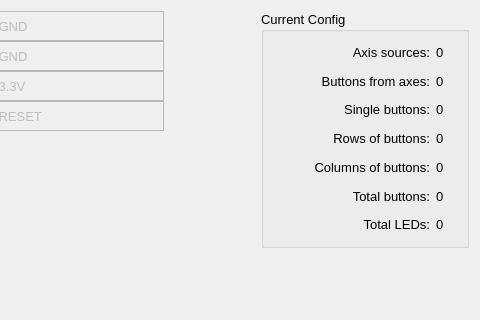
Before: the Qt Designer form widgets/pinconfig.ui in FreeJoy-Team/FreeJoyConfiguratorQt, drawn with Qt 5; both pictures show x 582 to 1062 and y 0 to 320 of the 1062 by 621 pixel window.
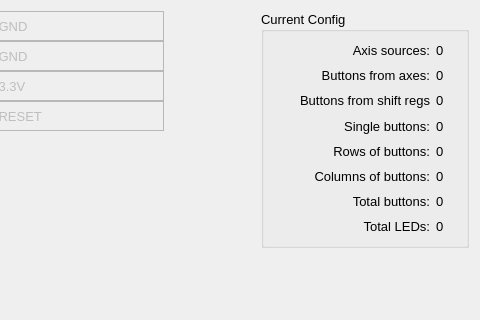
After: the same form once the commit is applied. Icons and pictures are not drawn. Custom widgets are drawn as their Qt base class.

Commit message: shift regs

The edit to the form file:
```diff
--- a/widgets/pinconfig.ui
+++ b/widgets/pinconfig.ui
@@ -1436,6 +1436,21 @@
         </property>
        </widget>
       </item>
+      <item row="7" column="0">
+       <widget class="QLabel" name="text_TotalLEDs">
+        <property name="font">
+         <font>
+          <pointsize>10</pointsize>
+         </font>
+        </property>
+        <property name="text">
+         <string>Total LEDs:</string>
+        </property>
+        <property name="alignment">
+         <set>Qt::AlignRight|Qt::AlignTrailing|Qt::AlignVCenter</set>
+        </property>
+       </widget>
+      </item>
       <item row="1" column="0">
        <widget class="QLabel" name="text_ButtonsFromAxes">
         <property name="font">
@@ -1451,8 +1466,8 @@
         </property>
        </widget>
       </item>
-      <item row="1" column="1">
-       <widget class="QLabel" name="label_ButtonFromAxes">
+      <item row="5" column="1">
+       <widget class="QLabel" name="label_ColumnsOfButtons">
         <property name="sizePolicy">
          <sizepolicy hsizetype="Preferred" vsizetype="Preferred">
           <horstretch>0</horstretch>
@@ -1469,7 +1484,43 @@
         </property>
        </widget>
       </item>
-      <item row="2" column="0">
+      <item row="7" column="1">
+       <widget class="QLabel" name="label_TotalLEDs">
+        <property name="sizePolicy">
+         <sizepolicy hsizetype="Preferred" vsizetype="Preferred">
+          <horstretch>0</horstretch>
+          <verstretch>0</verstretch>
+         </sizepolicy>
+        </property>
+        <property name="font">
+         <font>
+          <pointsize>10</pointsize>
+         </font>
+        </property>
+        <property name="text">
+         <string>0</string>
+        </property>
+       </widget>
+      </item>
+      <item row="4" column="1">
+       <widget class="QLabel" name="label_RowsOfButtons">
+        <property name="sizePolicy">
+         <sizepolicy hsizetype="Preferred" vsizetype="Preferred">
+          <horstretch>0</horstretch>
+          <verstretch>0</verstretch>
+         </sizepolicy>
+        </property>
+        <property name="font">
+         <font>
+          <pointsize>10</pointsize>
+         </font>
+        </property>
+        <property name="text">
+         <string>0</string>
+        </property>
+       </widget>
+      </item>
+      <item row="3" column="0">
        <widget class="QLabel" name="text_SingleButtons">
         <property name="font">
          <font>
@@ -1484,58 +1535,7 @@
         </property>
        </widget>
       </item>
-      <item row="2" column="1">
-       <widget class="QLabel" name="label_SingleButtons">
-        <property name="sizePolicy">
-         <sizepolicy hsizetype="Preferred" vsizetype="Preferred">
-          <horstretch>0</horstretch>
-          <verstretch>0</verstretch>
-         </sizepolicy>
-        </property>
-        <property name="font">
-         <font>
-          <pointsize>10</pointsize>
-         </font>
-        </property>
-        <property name="text">
-         <string>0</string>
-        </property>
-       </widget>
-      </item>
-      <item row="3" column="0">
-       <widget class="QLabel" name="text_RowsOfButtons">
-        <property name="font">
-         <font>
-          <pointsize>10</pointsize>
-         </font>
-        </property>
-        <property name="text">
-         <string>Rows of buttons:</string>
-        </property>
-        <property name="alignment">
-         <set>Qt::AlignRight|Qt::AlignTrailing|Qt::AlignVCenter</set>
-        </property>
-       </widget>
-      </item>
-      <item row="3" column="1">
-       <widget class="QLabel" name="label_RowsOfButtons">
-        <property name="sizePolicy">
-         <sizepolicy hsizetype="Preferred" vsizetype="Preferred">
-          <horstretch>0</horstretch>
-          <verstretch>0</verstretch>
-         </sizepolicy>
-        </property>
-        <property name="font">
-         <font>
-          <pointsize>10</pointsize>
-         </font>
-        </property>
-        <property name="text">
-         <string>0</string>
-        </property>
-       </widget>
-      </item>
-      <item row="4" column="0">
+      <item row="5" column="0">
        <widget class="QLabel" name="text_ColumnsOfButtons">
         <property name="font">
          <font>
@@ -1550,25 +1550,22 @@
         </property>
        </widget>
       </item>
-      <item row="4" column="1">
-       <widget class="QLabel" name="label_ColumnsOfButtons">
-        <property name="sizePolicy">
-         <sizepolicy hsizetype="Preferred" vsizetype="Preferred">
-          <horstretch>0</horstretch>
-          <verstretch>0</verstretch>
-         </sizepolicy>
-        </property>
+      <item row="4" column="0">
+       <widget class="QLabel" name="text_RowsOfButtons">
         <property name="font">
          <font>
           <pointsize>10</pointsize>
          </font>
         </property>
         <property name="text">
-         <string>0</string>
+         <string>Rows of buttons:</string>
+        </property>
+        <property name="alignment">
+         <set>Qt::AlignRight|Qt::AlignTrailing|Qt::AlignVCenter</set>
         </property>
        </widget>
       </item>
-      <item row="5" column="0">
+      <item row="6" column="0">
        <widget class="QLabel" name="text_TotalButtons">
         <property name="font">
          <font>
@@ -1583,8 +1580,8 @@
         </property>
        </widget>
       </item>
-      <item row="5" column="1">
-       <widget class="QLabel" name="label_TotalButtons">
+      <item row="1" column="1">
+       <widget class="QLabel" name="label_ButtonFromAxes">
         <property name="sizePolicy">
          <sizepolicy hsizetype="Preferred" vsizetype="Preferred">
           <horstretch>0</horstretch>
@@ -1601,23 +1598,26 @@
         </property>
        </widget>
       </item>
-      <item row="6" column="0">
-       <widget class="QLabel" name="text_TotalLEDs">
+      <item row="3" column="1">
+       <widget class="QLabel" name="label_SingleButtons">
+        <property name="sizePolicy">
+         <sizepolicy hsizetype="Preferred" vsizetype="Preferred">
+          <horstretch>0</horstretch>
+          <verstretch>0</verstretch>
+         </sizepolicy>
+        </property>
         <property name="font">
          <font>
           <pointsize>10</pointsize>
          </font>
         </property>
         <property name="text">
-         <string>Total LEDs:</string>
-        </property>
-        <property name="alignment">
-         <set>Qt::AlignRight|Qt::AlignTrailing|Qt::AlignVCenter</set>
+         <string>0</string>
         </property>
        </widget>
       </item>
       <item row="6" column="1">
-       <widget class="QLabel" name="label_TotalLEDs">
+       <widget class="QLabel" name="label_TotalButtons">
         <property name="sizePolicy">
          <sizepolicy hsizetype="Preferred" vsizetype="Preferred">
           <horstretch>0</horstretch>
@@ -1634,6 +1634,23 @@
         </property>
        </widget>
       </item>
+      <item row="2" column="0">
+       <widget class="QLabel" name="text_buttonsFromShiftRegs">
+        <property name="text">
+         <string>Buttons from shift regs</string>
+        </property>
+        <property name="alignment">
+         <set>Qt::AlignRight|Qt::AlignTrailing|Qt::AlignVCenter</set>
+        </property>
+       </widget>
+      </item>
+      <item row="2" column="1">
+       <widget class="QLabel" name="label_ButtonsFromShiftRegs">
+        <property name="text">
+         <string>0</string>
+        </property>
+       </widget>
+      </item>
      </layout>
     </widget>
    </item>
```
The commit also changes 9 other files.
